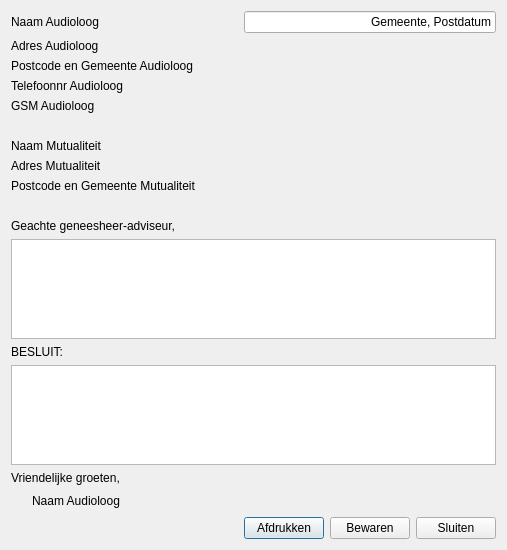
Above: AudioAdmin/ui/briefmutualiteit.ui from Roelio81/audioadmin before the change. Below: the same form after it.
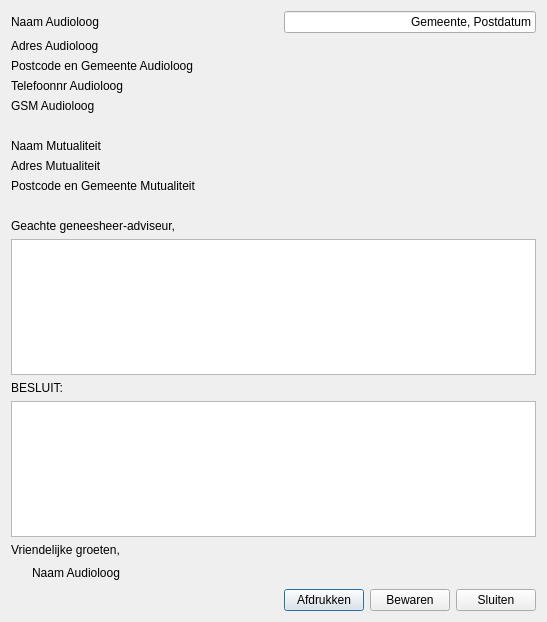
That is the form after the change. Icons and pictures are not drawn.

```diff
--- a/AudioAdmin/ui/briefmutualiteit.ui
+++ b/AudioAdmin/ui/briefmutualiteit.ui
@@ -4,12 +4,12 @@
   <property name="windowModality" >
    <enum>Qt::WindowModal</enum>
   </property>
-  <property name="geometry" >
+  <property name="geometry">
    <rect>
     <x>0</x>
     <y>0</y>
-    <width>500</width>
-    <height>550</height>
+    <width>547</width>
+    <height>622</height>
    </rect>
   </property>
   <property name="windowTitle" >
```
Left out of the diff: 185 changed lines with no effect on the pictures.
